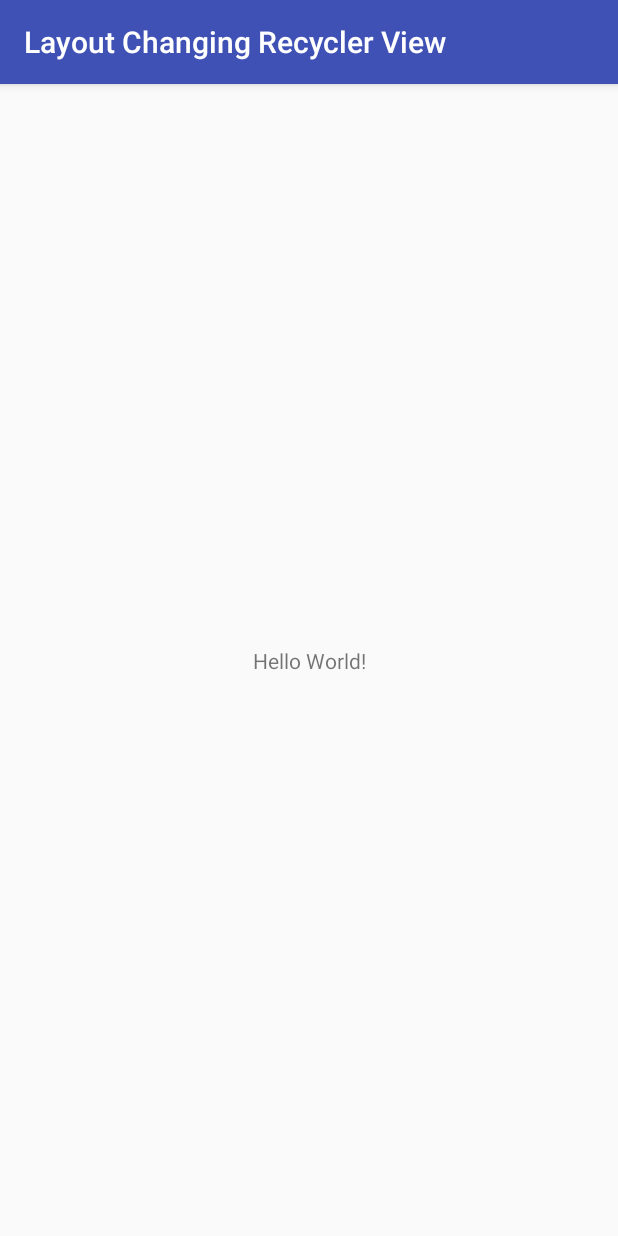
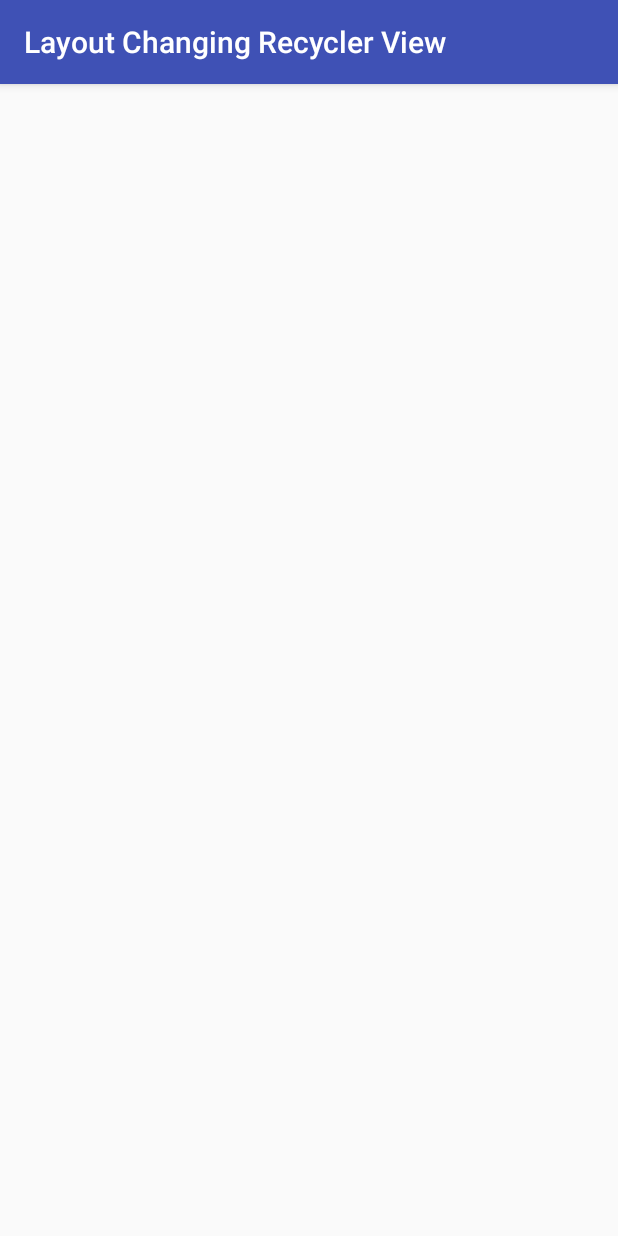
Before and after one commit to BharathVishal/Layout-Changing-Recycler-View, an Android app: the screen it shows after launch (MainActivity), on a phone screen of 412 x 824 dp. Run offline under Robolectric (Android 15) with nearby library versions, the phone set to English and light mode, and no system bars.

Commit message:
Working Commit

```diff
--- a/app/src/main/java/com/bharathvishal/layoutchangingrecyclerview/MainActivity.java
+++ b/app/src/main/java/com/bharathvishal/layoutchangingrecyclerview/MainActivity.java
@@ -10,4 +10,6 @@ public class MainActivity extends AppCompatActivity {
         super.onCreate(savedInstanceState);
         setContentView(R.layout.activity_main);
     }
+
+
 }
--- a/app/src/main/res/layout/activity_main.xml
+++ b/app/src/main/res/layout/activity_main.xml
@@ -6,13 +6,4 @@
     android:layout_height="match_parent"
     tools:context=".MainActivity">
 
-    <TextView
-        android:layout_width="wrap_content"
-        android:layout_height="wrap_content"
-        android:text="Hello World!"
-        app:layout_constraintBottom_toBottomOf="parent"
-        app:layout_constraintLeft_toLeftOf="parent"
-        app:layout_constraintRight_toRightOf="parent"
-        app:layout_constraintTop_toTopOf="parent" />
-
 </android.support.constraint.ConstraintLayout>
```
Also changed, not shown: app/build.gradle (+6 -3 lines).
